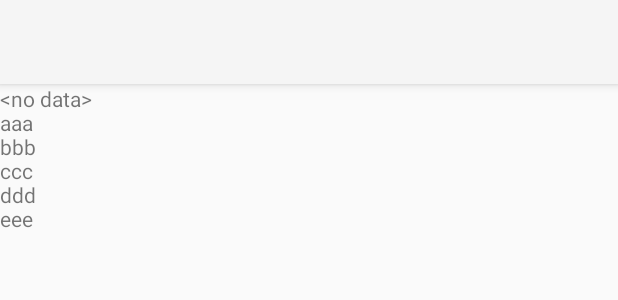
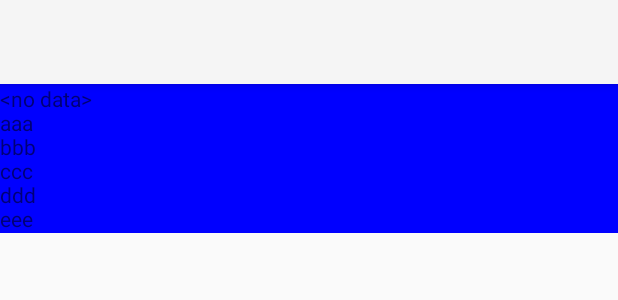
Before and after one commit to masm11/tailf, an Android app: the layout activity_main.xml on its own in the app's theme, with its tools: preview values and no code run, on a phone screen of 412 x 824 dp. Shown: the top 300 px of the screen. Run offline under Robolectric (Android 15) with nearby library versions, the phone set to English and light mode, and no system bars; network calls fail.

Commit message:
テキストの上の方が見えない問題。ここまではいいかな。

```diff
--- a/app/build.gradle
+++ b/app/build.gradle
@@ -23,5 +23,5 @@ dependencies {
     compile fileTree(dir: 'libs', include: ['*.jar'])
     testCompile 'junit:junit:4.12'
     compile 'com.android.support:appcompat-v7:23.4.0'
-    compile 'com.android.support:design:22.2.0'
+    compile 'com.android.support:design:23.4.0'
 }
--- a/app/src/main/java/jp/ddo/masm11/tailf/MainActivity.java
+++ b/app/src/main/java/jp/ddo/masm11/tailf/MainActivity.java
@@ -55,12 +55,15 @@ public class MainActivity extends AppCompatActivity {
 	}
     }
 
+/*
     public boolean onCreateOptionsMenu(Menu menu) {
 	MenuInflater inflater = getMenuInflater();
 	inflater.inflate(R.menu.main, menu);
 	return true;
     }
+*/
 
+/*
     @Override
     protected void onResume() {
 	super.onResume();
@@ -94,7 +97,6 @@ public class MainActivity extends AppCompatActivity {
 			    textView.setText(buffer);
 			}
 
-/*
 			final ScrollView scrollView = (ScrollView) findViewById(R.id.scrollview);
 			scrollView.post(new Runnable() {
 			    @Override
@@ -102,7 +104,6 @@ public class MainActivity extends AppCompatActivity {
 				scrollView.fullScroll(ScrollView.FOCUS_DOWN);
 			    }
 			});
-*/
 		    }
 		});
 	    }
@@ -136,4 +137,5 @@ public class MainActivity extends AppCompatActivity {
 
 	super.onDestroy();
     }
+*/
 }
--- a/app/src/main/res/layout/activity_main.xml
+++ b/app/src/main/res/layout/activity_main.xml
@@ -26,12 +26,13 @@
       android:id="@+id/scrollview"
       android:layout_width="match_parent"
       android:layout_height="match_parent"
-      app:layout_behavior="android.support.design.widget.AppBarLayout$ScrollingViewBehavior">
+      app:layout_behavior="@string/appbar_scrolling_view_behavior">
 
     <TextView
 	android:id="@+id/textview"
 	android:layout_width="match_parent"
 	android:layout_height="wrap_content"
+	android:background="#0000ff"
 	android:text="&lt;no data&gt;\naaa\nbbb\nccc\nddd\neee"/>
 
   </android.support.v4.widget.NestedScrollView>
```
